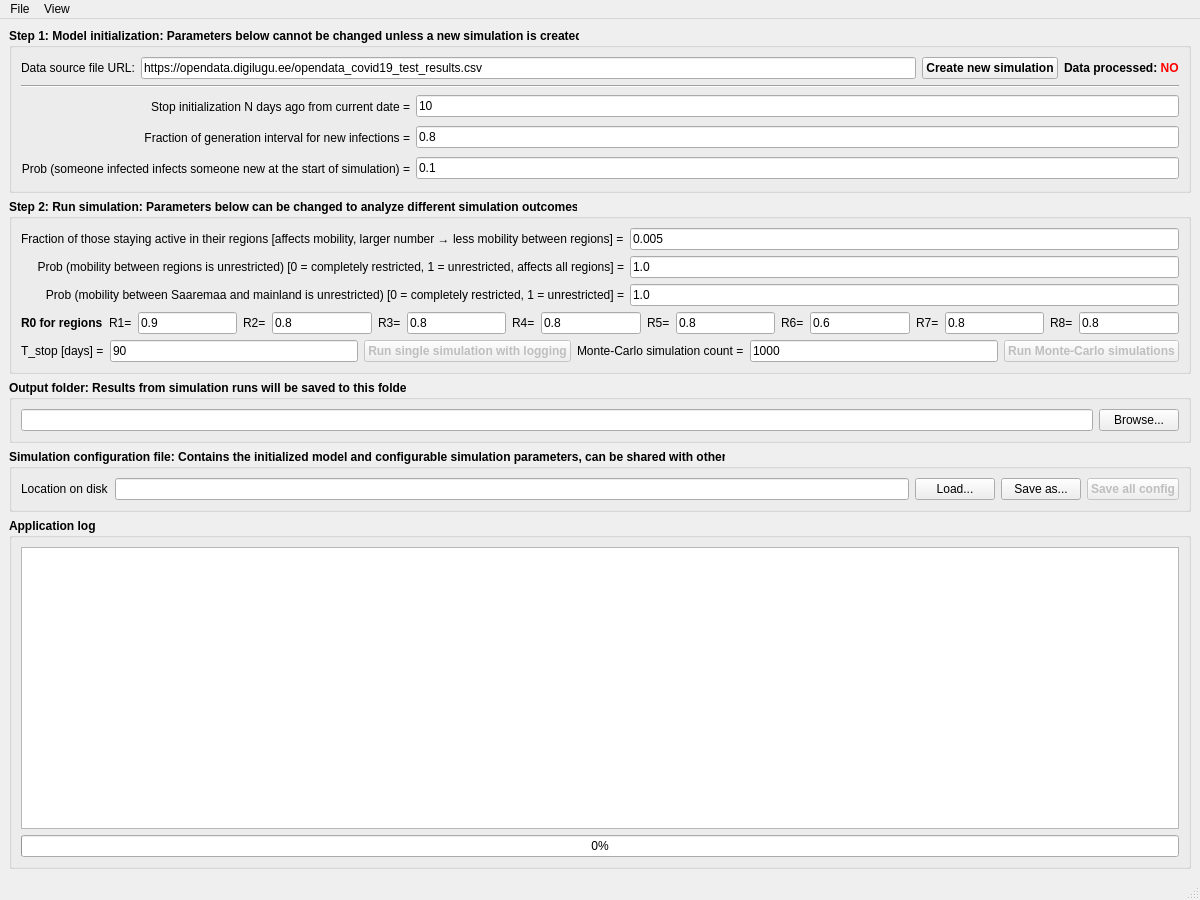
Above: ui/vspread_model_v1.ui from extall/spread-model-ee before the change. Below: the same form after it.
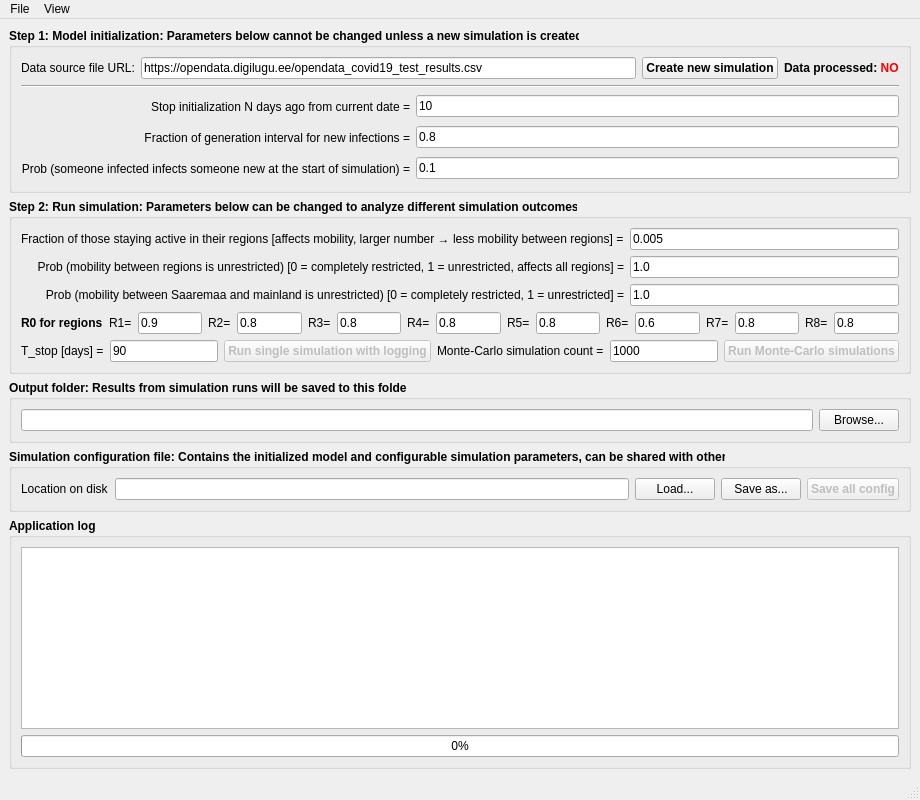
That is the form after the change.

Diff of the .ui file:
```diff
--- a/ui/vspread_model_v1.ui
+++ b/ui/vspread_model_v1.ui
@@ -6,14 +6,14 @@
    <rect>
     <x>0</x>
     <y>0</y>
-    <width>1200</width>
-    <height>900</height>
+    <width>920</width>
+    <height>800</height>
    </rect>
   </property>
   <property name="minimumSize">
    <size>
-    <width>1200</width>
-    <height>900</height>
+    <width>900</width>
+    <height>800</height>
    </size>
   </property>
   <property name="windowTitle">
@@ -769,8 +769,8 @@
     <rect>
      <x>0</x>
      <y>0</y>
-     <width>1200</width>
-     <height>31</height>
+     <width>920</width>
+     <height>21</height>
     </rect>
    </property>
    <widget class="QMenu" name="menuFile">
```
